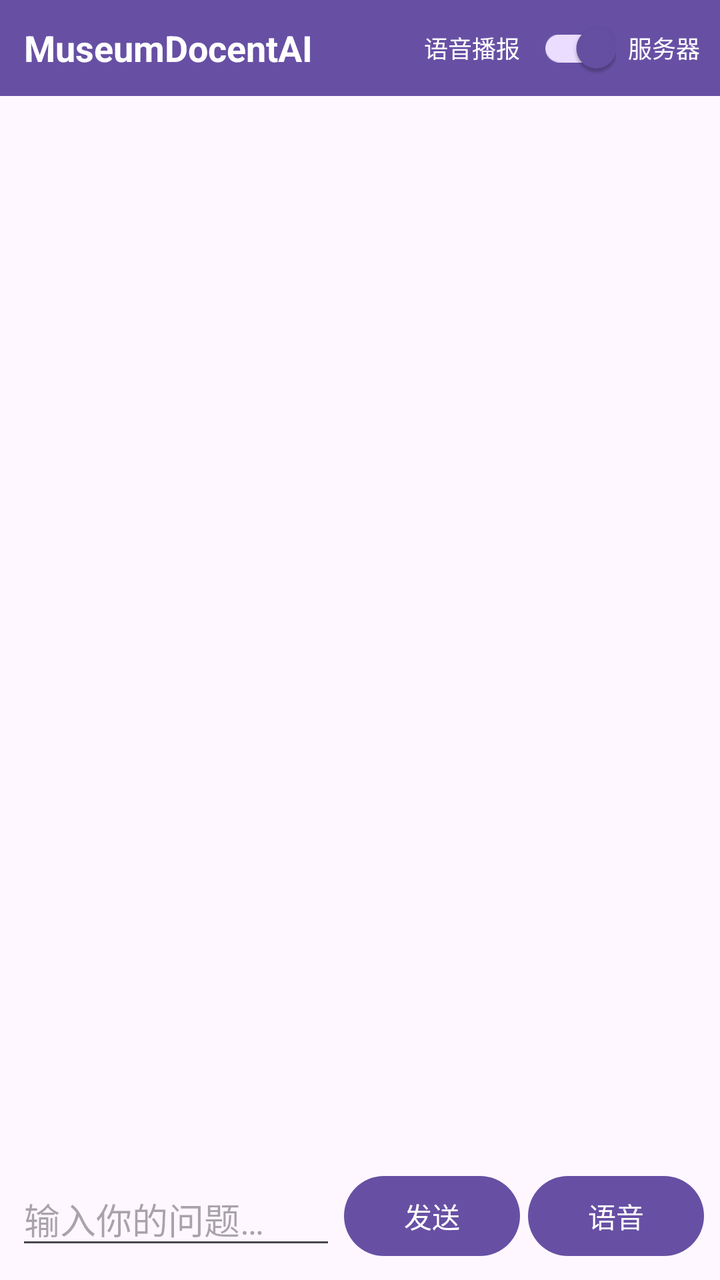
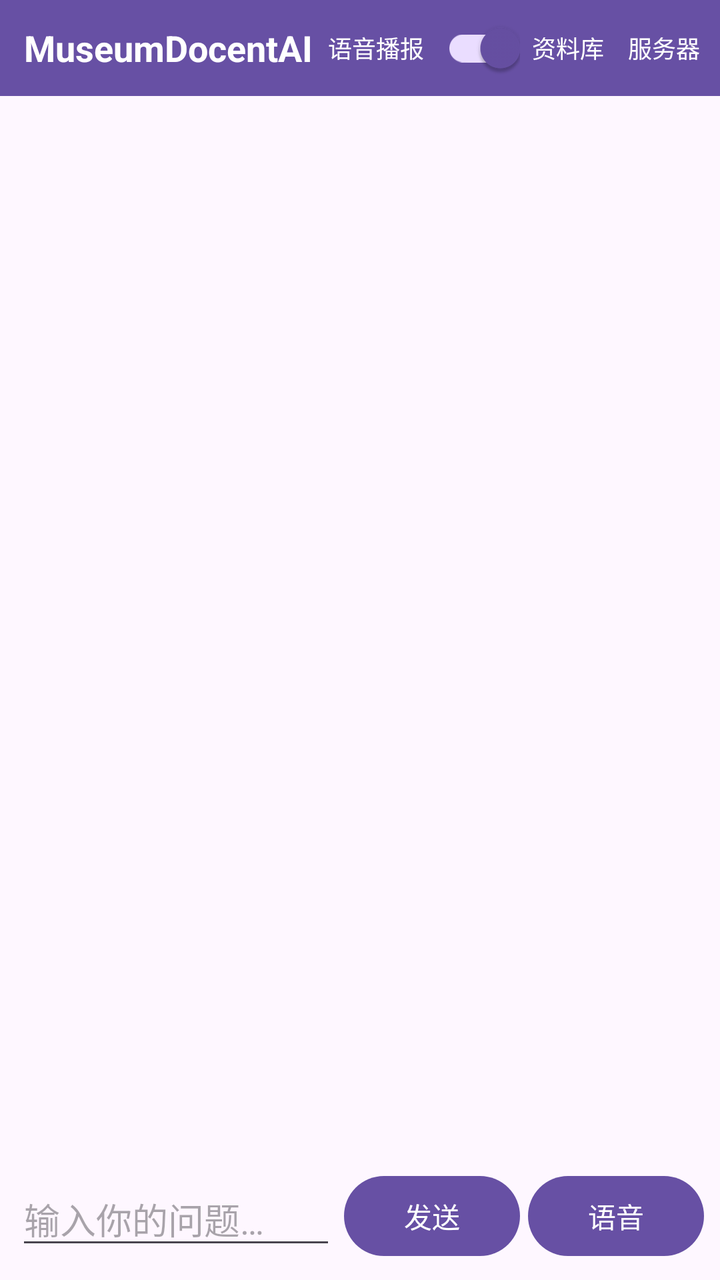

Screens rendered from an Android XML layout before and after an edit, with the pre-edit source and the edit as a unified diff.
<!-- AndroidManifest.xml: application theme Theme.MuseumDocentAI -->
<!-- res/layout/activity_main.xml -->
<?xml version="1.0" encoding="utf-8"?>
<androidx.constraintlayout.widget.ConstraintLayout xmlns:android="http://schemas.android.com/apk/res/android"
    xmlns:app="http://schemas.android.com/apk/res-auto"
    xmlns:tools="http://schemas.android.com/tools"
    android:id="@+id/main"
    android:layout_width="match_parent"
    android:layout_height="match_parent"
    tools:context=".MainActivity">

    
    <LinearLayout
        android:id="@+id/layout_title"
        android:layout_width="match_parent"
        android:layout_height="48dp"
        android:background="?attr/colorPrimary"
        android:gravity="center_vertical"
        android:orientation="horizontal"
        android:paddingStart="12dp"
        android:paddingEnd="4dp"
        app:layout_constraintTop_toTopOf="parent">

        <TextView
            android:id="@+id/text_title"
            android:layout_width="0dp"
            android:layout_height="wrap_content"
            android:layout_weight="1"
            android:ellipsize="end"
            android:maxLines="1"
            android:text="@string/app_name"
            android:textColor="@android:color/white"
            android:textSize="18sp"
            android:textStyle="bold" />

        
        <TextView
            android:layout_width="wrap_content"
            android:layout_height="wrap_content"
            android:text="@string/voice_reply_label"
            android:textColor="@android:color/white"
            android:textSize="12sp" />

        <androidx.appcompat.widget.SwitchCompat
            android:id="@+id/switch_voice"
            android:layout_width="wrap_content"
            android:layout_height="wrap_content"
            android:checked="true" />

        
        <Button
            android:id="@+id/btn_settings"
            style="?android:attr/borderlessButtonStyle"
            android:layout_width="wrap_content"
            android:layout_height="wrap_content"
            android:minWidth="0dp"
            android:paddingStart="6dp"
            android:paddingEnd="6dp"
            android:text="@string/btn_settings"
            android:textColor="@android:color/white"
            android:textSize="12sp" />
    </LinearLayout>

    
    <androidx.recyclerview.widget.RecyclerView
        android:id="@+id/recycler_messages"
        android:layout_width="match_parent"
        android:layout_height="0dp"
        android:clipToPadding="false"
        android:padding="8dp"
        app:layout_constraintBottom_toTopOf="@id/layout_status"
        app:layout_constraintTop_toBottomOf="@id/layout_title" />

    
    <LinearLayout
        android:id="@+id/layout_status"
        android:layout_width="match_parent"
        android:layout_height="wrap_content"
        android:gravity="center_vertical"
        android:orientation="horizontal"
        android:paddingLeft="12dp"
        android:paddingTop="4dp"
        android:paddingRight="12dp"
        android:paddingBottom="4dp"
        app:layout_constraintBottom_toTopOf="@id/layout_input">

        <ProgressBar
            android:id="@+id/progress_thinking"
            style="?android:attr/progressBarStyleSmall"
            android:layout_width="wrap_content"
            android:layout_height="wrap_content"
            android:visibility="gone"
            tools:visibility="visible" />

        <TextView
            android:id="@+id/text_status"
            android:layout_width="wrap_content"
            android:layout_height="wrap_content"
            android:layout_marginStart="8dp"
            android:text="@string/status_thinking"
            android:textSize="12sp"
            android:visibility="gone"
            tools:visibility="visible" />
    </LinearLayout>

    
    <LinearLayout
        android:id="@+id/layout_input"
        android:layout_width="match_parent"
        android:layout_height="wrap_content"
        android:gravity="center_vertical"
        android:orientation="horizontal"
        android:padding="8dp"
        app:layout_constraintBottom_toBottomOf="parent">

        <EditText
            android:id="@+id/edit_question"
            android:layout_width="0dp"
            android:layout_height="wrap_content"
            android:layout_weight="1"
            android:hint="@string/hint_question"
            android:importantForAutofill="no"
            android:inputType="text"
            android:maxLines="1" />

        <Button
            android:id="@+id/btn_send"
            android:layout_width="wrap_content"
            android:layout_height="wrap_content"
            android:layout_marginStart="4dp"
            android:text="@string/btn_send" />

        <Button
            android:id="@+id/btn_mic"
            android:layout_width="wrap_content"
            android:layout_height="wrap_content"
            android:layout_marginStart="4dp"
            android:text="@string/btn_record" />
    </LinearLayout>

</androidx.constraintlayout.widget.ConstraintLayout>
<!-- resources referenced by this layout -->
<resources>
  <string name="app_name">MuseumDocentAI</string>
  <string name="btn_record">语音</string>
  <string name="btn_send">发送</string>
  <string name="btn_settings">服务器</string>
  <string name="hint_question">输入你的问题…</string>
  <string name="status_thinking">思考中…</string>
  <string name="voice_reply_label">语音播报</string>
  <style name="Theme.MuseumDocentAI" parent="Base.Theme.MuseumDocentAI" />
  <style name="Base.Theme.MuseumDocentAI" parent="Theme.Material3.DayNight.NoActionBar">
          
          
      </style>
</resources>

<!-- the commit's change to res/layout/activity_main.xml (unified diff, before → after) -->
@@ -44,6 +44,19 @@
             android:layout_width="wrap_content"
             android:layout_height="wrap_content"
             android:checked="true" />
+
+        
+        <Button
+            android:id="@+id/btn_browse"
+            style="?android:attr/borderlessButtonStyle"
+            android:layout_width="wrap_content"
+            android:layout_height="wrap_content"
+            android:minWidth="0dp"
+            android:paddingStart="6dp"
+            android:paddingEnd="6dp"
+            android:text="@string/btn_browse"
+            android:textColor="@android:color/white"
+            android:textSize="12sp" />
 
         
         <Button
<!-- resource entries referenced after the edit -->
@@ -1,6 +1,7 @@
 <!-- resources referenced by this layout -->
 <resources>
   <string name="app_name">MuseumDocentAI</string>
+  <string name="btn_browse">资料库</string>
   <string name="btn_record">语音</string>
   <string name="btn_send">发送</string>
   <string name="btn_settings">服务器</string>
